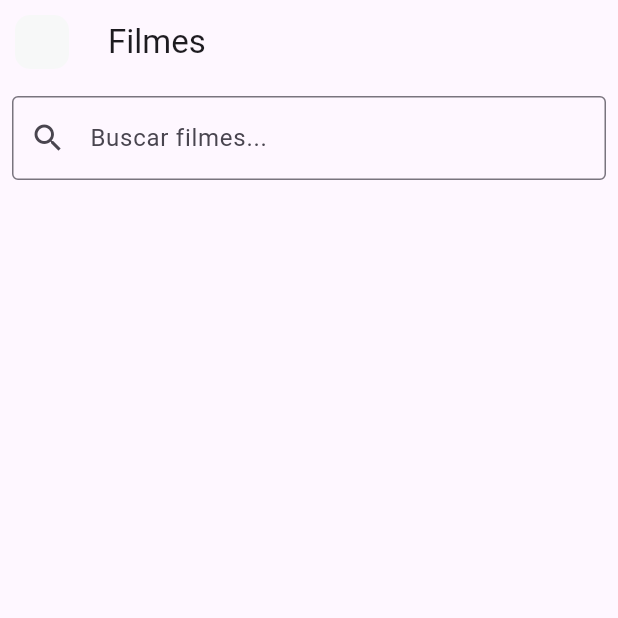
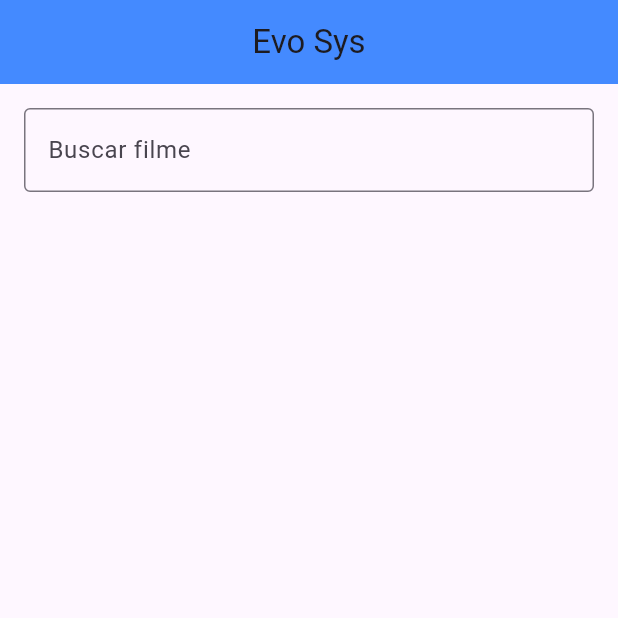
Before and after one commit to Autierii/EvoSys, a Flutter app: the screen it shows after launch, on a phone screen of 412 x 824 dp, the top half of it. Run offline on Flutter 3.47's test engine with Material 3 defaults, Android fonts, the phone set to English and light mode, and no system bars; network calls fail.

Commit message:
Reponsividade arrumada para android

```diff
--- a/lib/pages/home.dart
+++ b/lib/pages/home.dart
@@ -25,9 +25,7 @@ class HomeScreen extends StatefulWidget {
     final movies = await _apiService.fetchPopularMovies();
     setState(() {
       _movies = movies;
-      }
-      );
-
+    });
   }
 
   void _searchMovies(String query) async {
@@ -45,38 +43,38 @@ class HomeScreen extends StatefulWidget {
   Widget build(BuildContext context) {
     return Scaffold(
       appBar: AppBar(
-            title: const Text('Filmes'),
+        title: const Text('Evo Sys'),
+        centerTitle: true,
+        elevation: 0,
+        backgroundColor: Colors.blueAccent,
         leading: Container(
-            margin: EdgeInsets.all(10),
+          margin: const EdgeInsets.all(10),
           alignment: Alignment.center,
-            decoration: BoxDecoration(
-              color: Color(0xffF7F8F8),
-              borderRadius: BorderRadius.circular(10)
         ),
       ),
-        ),
-
       body: Column(
         children: [
           Padding(
-            padding: const EdgeInsets.all(8.0),
+            padding: const EdgeInsets.all(16.0),
             child: TextField(
               controller: _controller,
-              onChanged: _searchMovies,
               decoration: const InputDecoration(
-               hintText: 'Buscar filmes...',
-                prefixIcon: Icon(Icons.search),
+                labelText: 'Buscar filme',
                 border: OutlineInputBorder(),
               ),
+              onSubmitted: _searchMovies,
             ),
           ),
           Expanded(
             child: GridView.builder(
-                   itemCount: _movies.length,
+              padding: const EdgeInsets.all(12),
               gridDelegate: const SliverGridDelegateWithFixedCrossAxisCount(
                 crossAxisCount: 2,
-                childAspectRatio: 0.6,
+                crossAxisSpacing: 12,
+                mainAxisSpacing: 12,
+                childAspectRatio: 0.65,
               ),
+              itemCount: _movies.length,
               itemBuilder: (context, index) {
                 final movie = _movies[index];
                 return GestureDetector(
@@ -88,26 +86,27 @@ class HomeScreen extends StatefulWidget {
                       ),
                     );
                   },
-                   child: Card(
                   child: Column(
                     crossAxisAlignment: CrossAxisAlignment.stretch,
                     children: [
                       Expanded(
+                        child: ClipRRect(
+                          borderRadius: BorderRadius.circular(8),
                           child: Image.network(
                             'https://image.tmdb.org/t/p/w500${movie.posterPath}',
                             fit: BoxFit.cover,
                           ),
                         ),
-                          Padding(
-                          padding: const EdgeInsets.all(4.0),
-                           child: Text(
+                      ),
+                      const SizedBox(height: 4),
+                      Text(
                         movie.title,
+                        style: const TextStyle(fontSize: 14),
+                        overflow: TextOverflow.ellipsis,
                         maxLines: 2,
-                             overflow: TextOverflow.ellipsis,
-                          ),
+                        textAlign: TextAlign.center,
                       ),
                     ],
-                        ),
                   ),
                 );
               },
```
Also changed, not shown: 1 other file. Lines whose indentation alone changed are shown as unchanged.
